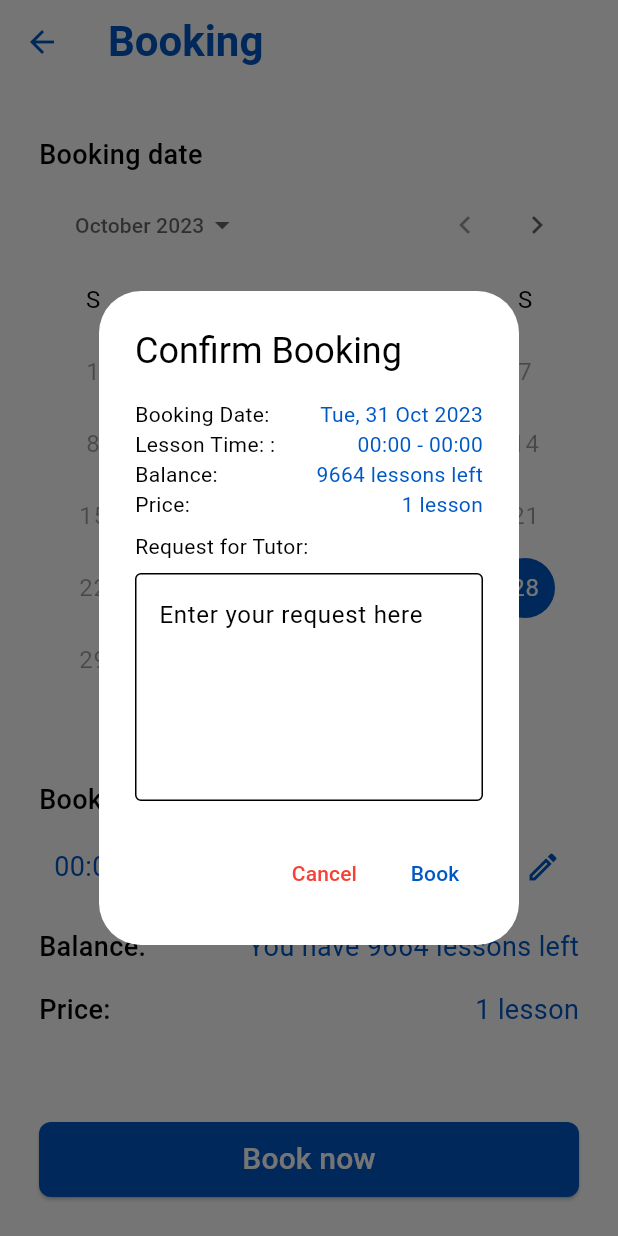
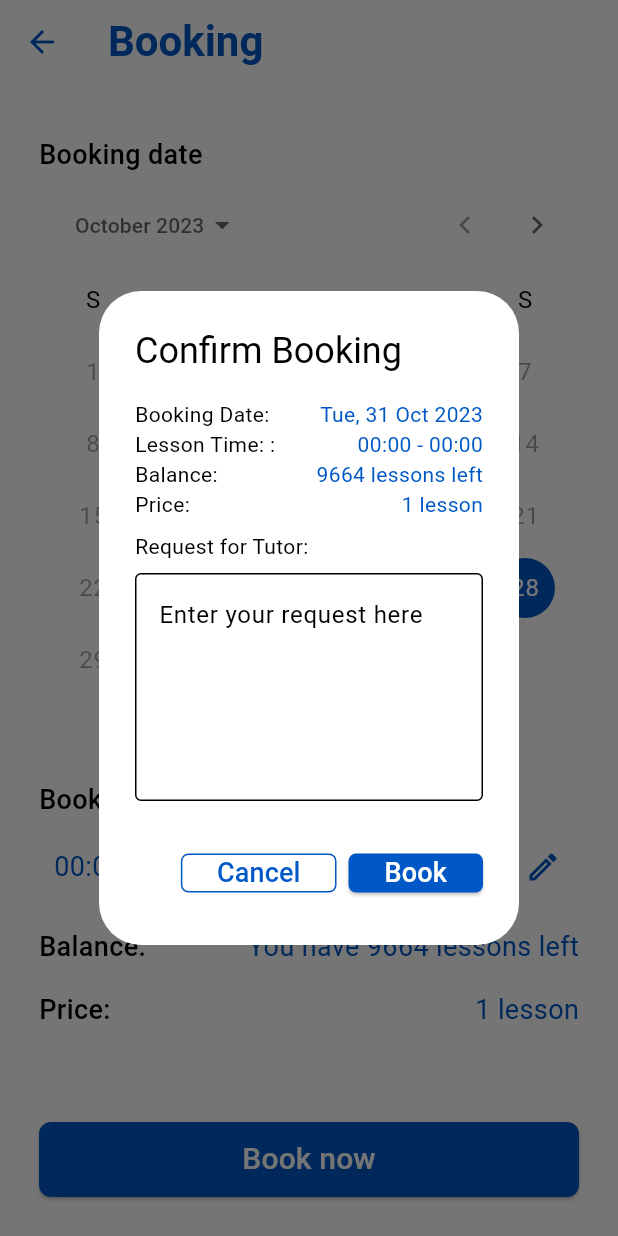
Before and after one commit to luuquang200/let_tutor, a Flutter app: the BookingScreen screen opened by its route, after a tap on "Book now", on a phone screen of 412 x 824 dp. Run offline on Flutter 3.47's test engine with Material 2 defaults, Android fonts, the phone set to English and light mode, and no system bars; our stand-ins replace flutter_svg; missing offline and left inert: number_paginator; project files that could hold a hidden picture were left out.

Commit message:
Update some styles

```diff
--- a/lib/main.dart
+++ b/lib/main.dart
@@ -20,6 +20,7 @@ class MyApp extends StatelessWidget {
           primary: Color(0xFF0058C6),
           secondary: Colors.blueAccent,
         ),
+        // iconTheme: IconThemeData(color: Color(0xFF0058C6)),
         useMaterial3: true,
       ),
       onGenerateRoute: Routes.generateRoute,
--- a/lib/presentation/screen/booking_screen.dart
+++ b/lib/presentation/screen/booking_screen.dart
@@ -19,6 +19,37 @@ class _BookingScreenState extends State<BookingScreen> {
   ];
 
   String _selectedTime = '00:00 - 00:00';
+
+  @override
+  Widget build(BuildContext context) {
+    return Scaffold(
+      appBar: AppBar(
+          title: Text('Booking', style: CustomTextStyle.topHeadline),
+          iconTheme: IconThemeData(color: Theme.of(context).primaryColor)),
+      body: Padding(
+        padding: const EdgeInsets.all(26.0),
+        child: Column(
+          crossAxisAlignment: CrossAxisAlignment.start,
+          children: [
+            header(context, 'Booking date'),
+            calendarPicker(),
+            header(context, 'Booking time'),
+            Padding(
+                padding: const EdgeInsets.only(left: 10), child: timePicker()),
+            const SizedBox(height: 16),
+            balanceInformation(),
+            const SizedBox(height: 16),
+            priceInformation(),
+            const SizedBox(height: 16),
+            Expanded(
+              child: Container(),
+            ),
+            bookButton(),
+          ],
+        ),
+      ),
+    );
+  }
 
   void _selectTime(BuildContext context) async {
     final List<String> availableHours = [
@@ -133,7 +164,7 @@ class _BookingScreenState extends State<BookingScreen> {
   }
 
   Widget bookButton() {
-    return CustomElevatedButton(
+    return MyElevatedButton(
         text: 'Book now',
         height: 50,
         radius: 8,
@@ -215,49 +246,24 @@ class _BookingScreenState extends State<BookingScreen> {
           ],
         ),
         actions: [
-          TextButton(
+          MyOutlineButton(
+            text: 'Cancel',
+            height: 25,
+            radius: 5,
             onPressed: () => Navigator.pop(context),
-            child: const Text('Cancel', style: TextStyle(color: Colors.red)),
+            width: 26,
+            textSize: 18,
           ),
-          TextButton(
-            onPressed: () {
-              Navigator.pop(context);
-            },
-            child: const Text('Book'),
-          ),
+          MyElevatedButton(
+            text: 'Book',
+            height: 25,
+            radius: 5,
+            onPressed: () => Navigator.pop(context),
+            width: 26,
+            textSize: 18,
+          )
         ],
       ),
     );
   }
-
-  @override
-  Widget build(BuildContext context) {
-    return Scaffold(
-      appBar: AppBar(
-          title: Text('Booking', style: CustomTextStyle.topHeadline),
-          iconTheme: IconThemeData(color: Theme.of(context).primaryColor)),
-      body: Padding(
-        padding: const EdgeInsets.all(26.0),
-        child: Column(
-          crossAxisAlignment: CrossAxisAlignment.start,
-          children: [
-            header(context, 'Booking date'),
-            calendarPicker(),
-            header(context, 'Booking time'),
-            Padding(
-                padding: const EdgeInsets.only(left: 10), child: timePicker()),
-            const SizedBox(height: 16),
-            balanceInformation(),
-            const SizedBox(height: 16),
-            priceInformation(),
-            const SizedBox(height: 16),
-            Expanded(
-              child: Container(),
-            ),
-            bookButton(),
-          ],
-        ),
-      ),
-    );
-  }
 }
--- a/lib/presentation/screen/course_detail.dart
+++ b/lib/presentation/screen/course_detail.dart
@@ -68,7 +68,7 @@ class _CourseDetailState extends State<CourseDetail> {
   }
 
   _dicoveryButton() {
-    return CustomElevatedButton(
+    return MyElevatedButton(
       text: 'Discover',
       height: 50,
       radius: 8,
--- a/lib/presentation/screen/sign_in_screen.dart
+++ b/lib/presentation/screen/sign_in_screen.dart
@@ -82,7 +82,7 @@ class _SignInScreenState extends State<SignInScreen> {
                           fontSize: 18, fontWeight: FontWeight.normal),
                     ),
                   ),
-                  CustomElevatedButton(
+                  MyElevatedButton(
                       text: 'Login',
                       height: 52,
                       radius: 8,
--- a/lib/presentation/screen/tutor_detail.dart
+++ b/lib/presentation/screen/tutor_detail.dart
@@ -192,7 +192,7 @@ class _TutorDetailState extends State<TutorDetail> {
   }
 
   _bookingButton() {
-    return CustomElevatedButton(
+    return MyElevatedButton(
         text: 'Book this tutor',
         height: 50,
         radius: 8,
--- a/lib/presentation/screen/write_review.dart
+++ b/lib/presentation/screen/write_review.dart
@@ -127,7 +127,7 @@ class _WriteReviewState extends State<WriteReview> {
   }
 
   Widget _saveButton() {
-    return CustomElevatedButton(
+    return MyElevatedButton(
         text: 'Save',
         height: 44,
         radius: 8,
--- a/lib/presentation/styles/custom_button.dart
+++ b/lib/presentation/styles/custom_button.dart
@@ -41,26 +41,30 @@ class CustomButton extends StatelessWidget {
   }
 }
 
-class CustomElevatedButton extends StatelessWidget {
+class MyElevatedButton extends StatelessWidget {
   final String text;
   final double height;
   final double radius;
+  final double width;
+  final double textSize;
   final VoidCallback onPressed;
 
-  const CustomElevatedButton({
-    super.key,
+  const MyElevatedButton({
+    Key? key,
     required this.text,
     required this.height,
     required this.radius,
+    this.width = double.infinity,
+    this.textSize = 20.0,
     required this.onPressed,
-  });
+  }) : super(key: key);
 
   @override
   Widget build(BuildContext context) {
     return ElevatedButton(
       style: ElevatedButton.styleFrom(
         backgroundColor: const Color(0xFF0058C6),
-        minimumSize: Size(double.infinity, height),
+        minimumSize: Size(width, height), // Sử dụng width
         shape: RoundedRectangleBorder(
           borderRadius: BorderRadius.circular(radius),
         ),
@@ -68,11 +72,51 @@ class CustomElevatedButton extends StatelessWidget {
       onPressed: onPressed,
       child: Text(
         text,
-        style: const TextStyle(
+        style: TextStyle(
           color: Colors.white,
-          fontSize: 20,
+          fontSize: textSize,
         ),
       ),
     );
   }
 }
+
+class MyOutlineButton extends StatelessWidget {
+  final String text;
+  final double height;
+  final double radius;
+  final double width;
+  final double textSize;
+  final VoidCallback onPressed;
+
+  const MyOutlineButton({
+    Key? key,
+    required this.text,
+    required this.height,
+    required this.radius,
+    this.width = double.infinity,
+    this.textSize = 20.0,
+    required this.onPressed,
+  }) : super(key: key);
+
+  @override
+  Widget build(BuildContext context) {
+    return OutlinedButton(
+      style: OutlinedButton.styleFrom(
+        side: const BorderSide(color: Color(0xFF0058C6), width: 1),
+        minimumSize: Size(width, height),
+        shape: RoundedRectangleBorder(
+          borderRadius: BorderRadius.circular(radius),
+        ),
+      ),
+      onPressed: onPressed,
+      child: Text(
+        text,
+        style: TextStyle(
+          color: const Color(0xFF0058C6),
+          fontSize: textSize,
+        ),
+      ),
+    );
+  }
+}
```
Also changed, not shown: lib/presentation/screen/home.dart (+9 -0 lines), lib/presentation/screen/tutor_list_screen.dart (+74 -41 lines), lib/presentation/widgets/history_card.dart (+15 -8 lines), lib/presentation/widgets/tutor_information_card.dart (+4 -6 lines), assets/app-icon.png (added), assets/app-icon.svg (added).
